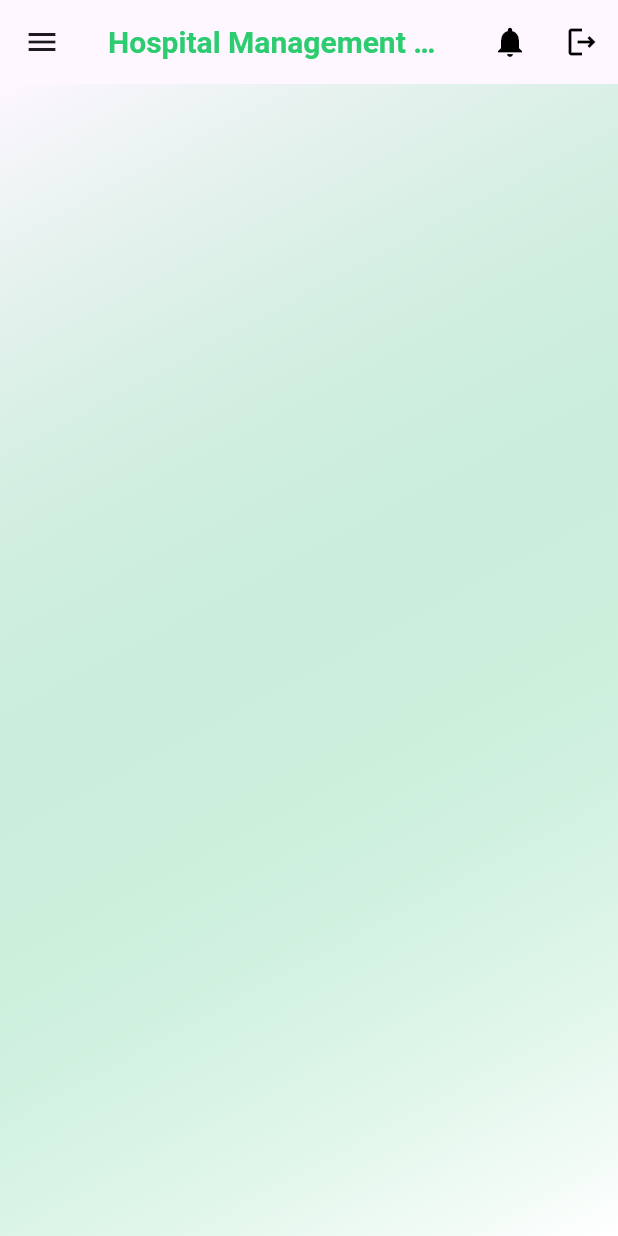
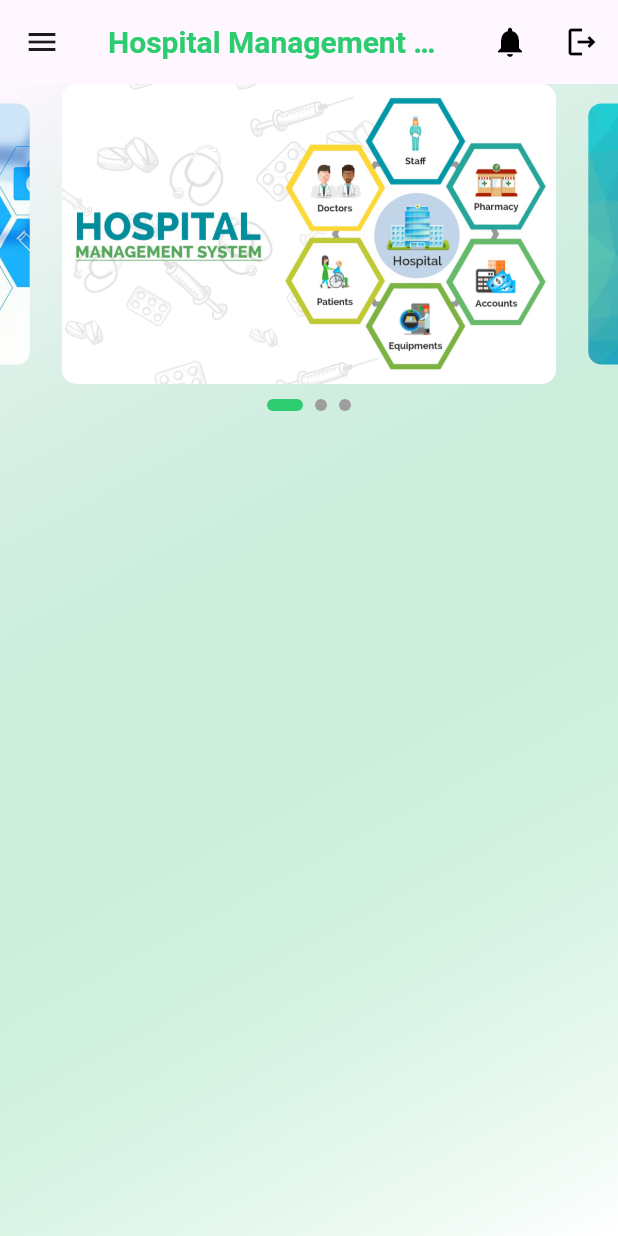
Before and after one commit to 913122104033-DineshKumar/Hospital-Mangement-System, a Flutter app: the screen it shows after launch, on a phone screen of 412 x 824 dp. Run offline on Flutter 3.47's test engine with Material 3 defaults, Android fonts, the phone set to English and light mode, and no system bars; drawn by our look-alikes of carousel_slider, smooth_page_indicator; our stand-ins replace font_awesome_flutter, go_router.

Commit message:
Carousel Work Done!

```diff
--- a/lib/main.dart
+++ b/lib/main.dart
@@ -1,4 +1,5 @@
 import 'package:flutter/material.dart';
+import 'package:hospital_management_system/widgets/home_carousel.dart';
 import 'package:hospital_management_system/widgets/navbar.dart';
 
 void main() => runApp(
@@ -17,9 +18,6 @@ class HomeScreen extends StatefulWidget {
 }
 
 class _HomeScreenState extends State<HomeScreen> {
-  TextStyle textFieldStyle(Color color, FontWeight weight, double size) {
-    return TextStyle(color: color, fontWeight: weight, fontSize: size);
-  }
 
   @override
   Widget build(BuildContext context) {
@@ -38,7 +36,10 @@ class _HomeScreenState extends State<HomeScreen> {
                 end: Alignment.bottomRight,
               ),
             ),
-            child: Row(
+            child: Column(
+              children: [
+                HomeCarousel(),
+              ],
             ),
           ),
         ],
--- /dev/null
+++ b/lib/widgets/home_carousel.dart
@@ -0,0 +1,61 @@
+import 'package:carousel_slider/carousel_slider.dart';
+import 'package:flutter/material.dart';
+import 'package:smooth_page_indicator/smooth_page_indicator.dart';
+
+class HomeCarousel extends StatefulWidget {
+  const HomeCarousel({super.key});
+
+  @override
+  State<HomeCarousel> createState() => _HomeCarouselState();
+}
+
+class _HomeCarouselState extends State<HomeCarousel> {
+  int currentIndex = 0;
+  final CarouselSliderController indicatorController =
+      CarouselSliderController();
+  final List<String> images = [
+    'assets/images/img1.png',
+    'assets/images/img2.png',
+    'assets/images/img3.png',
+  ];
+
+  @override
+  Widget build(BuildContext context) {
+    return Column(
+      children: [
+        CarouselSlider(
+          carouselController: indicatorController,
+          options: CarouselOptions(
+            height: 200.0,
+            autoPlay: true,
+            enableInfiniteScroll: true,
+            enlargeCenterPage: true,
+            onPageChanged: (index, reason) => {
+              setState(() {
+                currentIndex = index;
+              })
+            },
+            autoPlayInterval: Duration(seconds: 3),
+          ),
+          items:
+              images.map((path) {
+                return ClipRRect(
+                  borderRadius: BorderRadius.circular(10),
+                  child: Image.asset(path, fit: BoxFit.cover, width: 1000),
+                );
+              }).toList(),
+        ),
+        SizedBox(height: 10.0),
+        AnimatedSmoothIndicator(
+          activeIndex: currentIndex,
+          count: images.length,
+          effect: ExpandingDotsEffect(
+            activeDotColor: Color(0xFF2ECC71),
+            dotHeight: 8,
+            dotWidth: 8
+          ),
+        )
+      ],
+    );
+  }
+}
```
Also changed, not shown: pubspec.yaml (+4 -3 lines), assets/images/img1.png (added), assets/images/img2.png (added), assets/images/img3.png (added), pubspec.lock.
